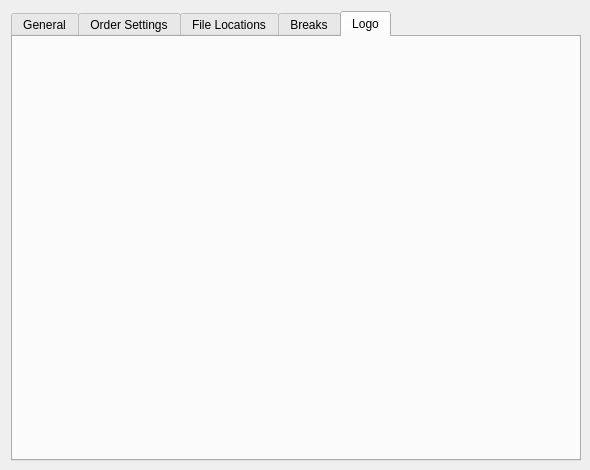
Above: pixelplan/rave/PixelPlan/setupform.ui from pgathogo/raven before the change. Below: the same form after it.
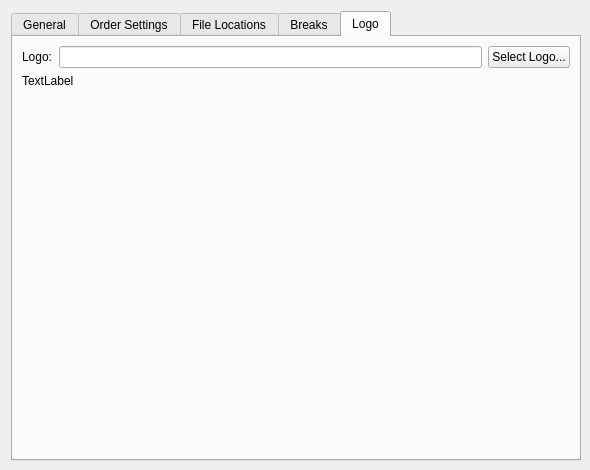
That is the form after the change. The open tabs and pages were chosen to show the change.

```diff
--- a/pixelplan/rave/PixelPlan/setupform.ui
+++ b/pixelplan/rave/PixelPlan/setupform.ui
@@ -635,6 +635,49 @@
       <attribute name="title">
        <string>Logo</string>
       </attribute>
+      <layout class="QVBoxLayout" name="verticalLayout_7">
+       <item>
+        <layout class="QHBoxLayout" name="horizontalLayout_5" stretch="0,1,0">
+         <item>
+          <widget class="QLabel" name="label_28">
+           <property name="text">
+            <string>Logo:</string>
+           </property>
+          </widget>
+         </item>
+         <item>
+          <widget class="QLineEdit" name="edtLogo"/>
+         </item>
+         <item>
+          <widget class="QPushButton" name="btnLogo">
+           <property name="text">
+            <string>Select Logo...</string>
+           </property>
+          </widget>
+         </item>
+        </layout>
+       </item>
+       <item>
+        <widget class="QLabel" name="lblLogo">
+         <property name="text">
+          <string>TextLabel</string>
+         </property>
+        </widget>
+       </item>
+       <item>
+        <spacer name="verticalSpacer_4">
+         <property name="orientation">
+          <enum>Qt::Orientation::Vertical</enum>
+         </property>
+         <property name="sizeHint" stdset="0">
+          <size>
+           <width>20</width>
+           <height>339</height>
+          </size>
+         </property>
+        </spacer>
+       </item>
+      </layout>
      </widget>
     </widget>
    </item>
```
Left out of the diff: 20 changed lines with no effect on the pictures.
